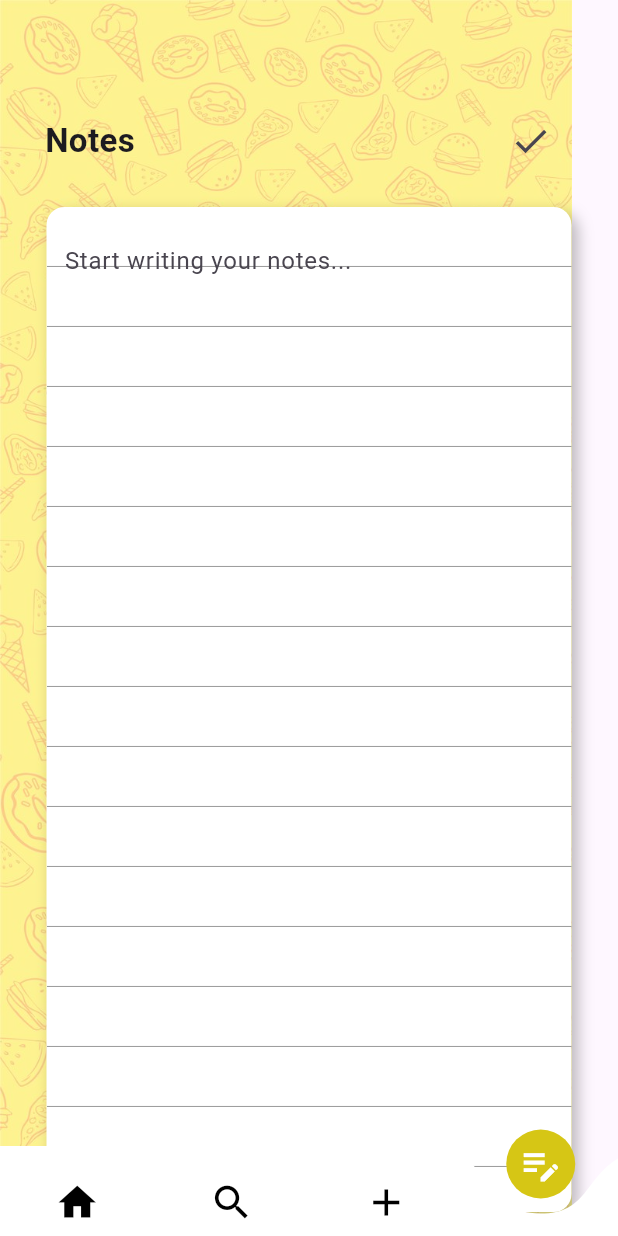
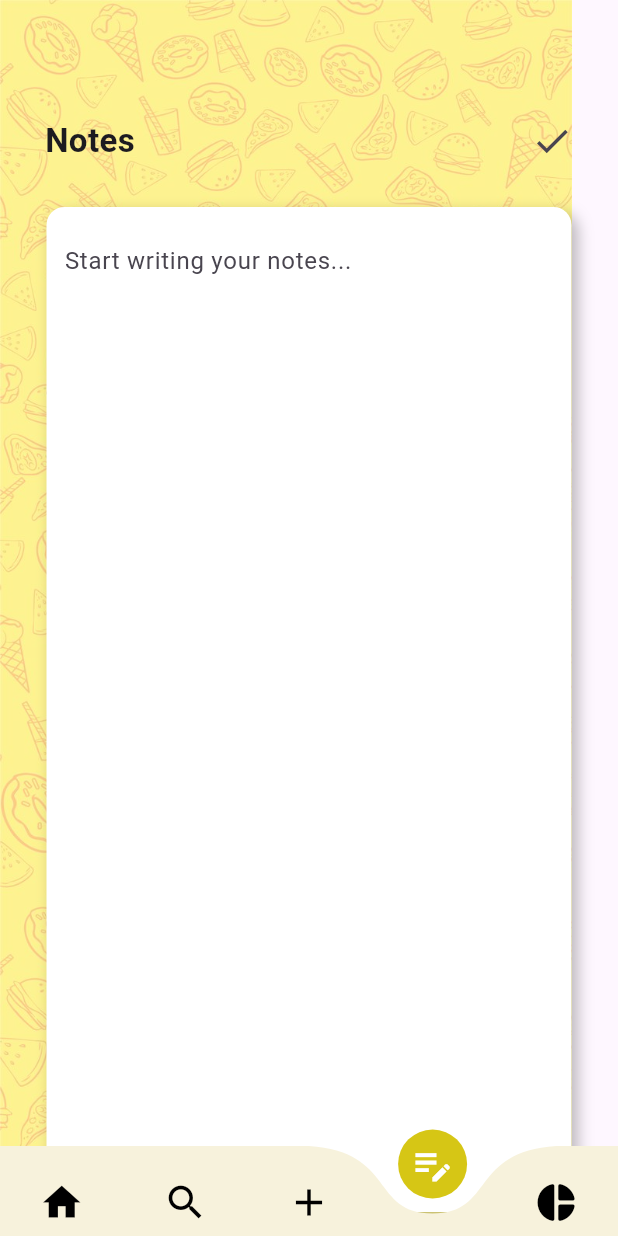
Before and after one commit to Rishananasri/Foodieco-hiveproject, a Flutter app: the Bottomnavbar screen opened directly, item 4 of the bottom bar chosen, on a phone screen of 412 x 824 dp. Run offline on Flutter 3.47's test engine with Material 3 defaults, Android fonts, the phone set to English and light mode, and no system bars; drawn by our look-alikes of curved_navigation_bar; our stand-ins replace carousel_slider, fl_chart.

Commit message:
Updated existing file

```diff
--- a/lib/notes.dart
+++ b/lib/notes.dart
@@ -24,15 +24,15 @@ class Notes extends StatelessWidget {
                 padding: const EdgeInsets.only(top: 70),
                 child: Row(
                   children: [
-                    SizedBox(width: 30),
-                    Text(
+                    const SizedBox(width: 30),
+                    const Text(
                       "Notes",
                       style: TextStyle(
                         fontWeight: FontWeight.w600,
                         fontSize: 22,
                       ),
                     ),
-                    SizedBox(width: 240),
+                    const Spacer(),
                     IconButton(
                       icon: const Icon(Icons.check, size: 28),
                       onPressed: () {
@@ -41,11 +41,12 @@ class Notes extends StatelessWidget {
                         );
                       },
                     ),
+                    const SizedBox(width: 20),
                   ],
                 ),
               ),
 
-              SizedBox(height: 20),
+              const SizedBox(height: 20),
               Center(
                 child: Padding(
                   padding: const EdgeInsets.only(bottom: 40),
@@ -63,37 +64,17 @@ class Notes extends StatelessWidget {
                         ),
                       ],
                     ),
-                    child: Stack(
-                      children: [
-                        ListView.builder(
-                          itemCount: 40,
-                          itemBuilder: (context, index) {
-                            return Container(
-                              height: 40,
-                              decoration: const BoxDecoration(
-                                border: Border(
-                                  bottom: BorderSide(
-                                    color: Colors.grey,
-                                    width: 0.7,
-                                  ),
-                                ),
-                              ),
-                            );
-                          },
-                        ),
-                        Padding(
-                          padding: const EdgeInsets.all(12.0),
+                    child: const Padding(
+                      padding: EdgeInsets.all(12.0),
                       child: TextField(
                         keyboardType: TextInputType.multiline,
                         maxLines: null,
-                            style: const TextStyle(fontSize: 16, height: 2),
-                            decoration: const InputDecoration(
+                        style: TextStyle(fontSize: 16, height: 2),
+                        decoration: InputDecoration(
                           border: InputBorder.none,
                           hintText: "Start writing your notes...",
                         ),
                       ),
-                        ),
-                      ],
                     ),
                   ),
                 ),
--- a/lib/search.dart
+++ b/lib/search.dart
@@ -18,7 +18,7 @@ class _SearchState extends State<Search> {
             height: 910,
             width: 500,
             child: Image.asset(
-              "assets/images/pink2.jpeg",
+              "assets/images/pinki.jpeg",
               color: Colors.white.withOpacity(0.6),
               colorBlendMode: BlendMode.softLight,
               fit: BoxFit.cover,
@@ -41,6 +41,7 @@ class _SearchState extends State<Search> {
                     child: TextField(
                       style: TextStyle(color: Colors.white, fontSize: 18),
                       decoration: InputDecoration(
+                        hintText: "Search...",
                         border: InputBorder.none,
                         suffixIcon: Icon(Icons.search),
                       ),
--- a/lib/widget/bottomnavbar.dart
+++ b/lib/widget/bottomnavbar.dart
@@ -1,6 +1,8 @@
 import 'package:flutter/material.dart';
 import 'package:curved_navigation_bar/curved_navigation_bar.dart';
-import 'package:pr/add.dart';import 'package:pr/home.dart';
+import 'package:pr/add.dart';
+import 'package:pr/chart.dart';
+import 'package:pr/home.dart';
 import 'package:pr/notes.dart';
 import 'package:pr/search.dart';
 
@@ -13,13 +15,22 @@ class Bottomnavbar extends StatefulWidget {
 
 class _BottomnavbarState extends State<Bottomnavbar> {
   int _currentIndex = 0;
-  final List<Widget> body = const [Home(), Search(), Add(), Notes()];
+   List<Widget> body = [Home(), Search(), Add(), Notes(), Chart()];
 
   final List<Color> buttonColors = [
     Color.fromARGB(251, 160, 72, 249),
     Color.fromARGB(255, 246, 84, 173),
     Color.fromARGB(255, 60, 216, 68),
     Color.fromARGB(255, 214, 198, 21),
+    const Color.fromARGB(255, 48, 160, 240),
+  ];
+
+  final List<Color> navBarColors = [
+    Color.fromARGB(255, 233, 225, 251),
+    Color.fromARGB(255, 252, 218, 236),
+    Color.fromARGB(255, 218, 249, 218),
+    Color.fromARGB(255, 247, 242, 220),
+    Color.fromARGB(255, 219, 234, 248),
   ];
 
   @override
@@ -30,8 +41,8 @@ class _BottomnavbarState extends State<Bottomnavbar> {
       bottomNavigationBar: CurvedNavigationBar(
         index: _currentIndex,
         height: 60,
-        backgroundColor: const Color.fromARGB(0, 189, 44, 44),
-        color: Colors.white,
+        backgroundColor: Colors.transparent,
+        color: navBarColors[_currentIndex],
         buttonBackgroundColor: buttonColors[_currentIndex],
         animationDuration: const Duration(milliseconds: 300),
         items: [
@@ -55,6 +66,11 @@ class _BottomnavbarState extends State<Bottomnavbar> {
             size: 30,
             color: _currentIndex == 3 ? Colors.white : Colors.black,
           ),
+          Icon(
+            Icons.pie_chart_rounded,
+            size: 30,
+            color: _currentIndex == 4 ? Colors.white : Colors.black,
+          ),
         ],
         onTap: (index) {
           setState(() {
--- a/pubspec.yaml
+++ b/pubspec.yaml
@@ -37,6 +37,7 @@ dependencies:
   curved_navigation_bar: ^1.0.6
   carousel_slider: ^5.1.1
   image_picker: ^1.2.0
+  fl_chart: ^1.1.1
 
 
 dev_dependencies:
```
Also changed, not shown: lib/add.dart (+6 -24 lines), lib/chart.dart (added, +108 -0 lines), lib/home.dart (+8 -4 lines), lib/splash.dart (+11 -35 lines), assets/images/Foodieco-removebg-preview.png (added), assets/images/Foodieco.png (added), assets/images/blue.jpeg (added), assets/images/blue1.jpeg (added), assets/images/logo (2).png (added), assets/images/logo.png (deleted), assets/images/logoname-removebg-preview.png (deleted), assets/images/pink1.jpeg (deleted), assets/images/pink2.jpeg (deleted), assets/images/pinki.jpeg (added), 2 more files. Lines whose indentation alone changed are shown as unchanged.
